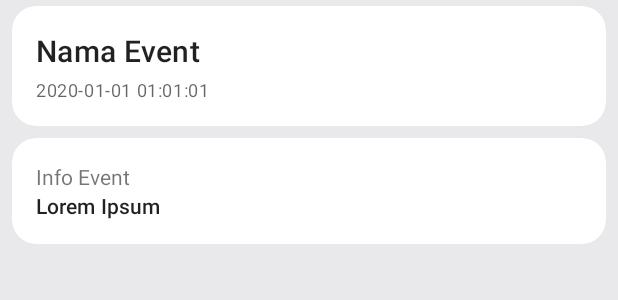
After one commit to arifmh18/EventManagement, an Android app: the layout activity_detail_event.xml on its own in the app's theme, with its tools: preview values and no code run, on a phone screen of 412 x 824 dp. The commit adds this screen. Shown: the top 300 px of the screen. Run offline under Robolectric (Android 15) with nearby library versions, the phone set to English and light mode, and no system bars.

Commit message:
[+]detail event

```diff
--- a/app/src/main/AndroidManifest.xml
+++ b/app/src/main/AndroidManifest.xml
@@ -9,7 +9,8 @@
         android:roundIcon="@mipmap/ic_launcher_round"
         android:supportsRtl="true"
         android:theme="@style/AppTheme">
-        <activity android:name=".AddEventActivity"></activity>
+        <activity android:name=".DetailEventActivity"></activity>
+        <activity android:name=".AddEventActivity" />
         <activity
             android:name=".LoginActivity"
             android:theme="@style/Theme.AppCompat.Light.NoActionBar.FullScreen" />
@@ -24,7 +25,7 @@
         </activity>
         <activity
             android:name=".MainActivity"
-            android:theme="@style/AppTheme"></activity>
+            android:theme="@style/AppTheme" />
     </application>
 
 </manifest>
--- a/app/src/main/res/layout/activity_add_event.xml
+++ b/app/src/main/res/layout/activity_add_event.xml
@@ -20,6 +20,7 @@
             android:layout_width="match_parent"
             android:layout_height="wrap_content"
             android:hint="Nama Event"
+            android:inputType="textCapWords"
             android:maxLines="1"/>
 
     </com.google.android.material.textfield.TextInputLayout>
--- /dev/null
+++ b/app/src/main/res/layout/activity_detail_event.xml
@@ -0,0 +1,75 @@
+<?xml version="1.0" encoding="utf-8"?>
+<LinearLayout xmlns:android="http://schemas.android.com/apk/res/android"
+    xmlns:app="http://schemas.android.com/apk/res-auto"
+    xmlns:tools="http://schemas.android.com/tools"
+    android:layout_width="match_parent"
+    android:layout_height="match_parent"
+    tools:context=".DetailEventActivity"
+    android:background="@color/colorGrey"
+    android:orientation="vertical">
+
+    <androidx.cardview.widget.CardView
+        android:layout_width="match_parent"
+        android:layout_height="wrap_content"
+        android:layout_marginHorizontal="8dp"
+        android:layout_marginVertical="4dp"
+        app:cardCornerRadius="16dp"
+        app:cardElevation="0dp">
+
+        <LinearLayout
+            android:layout_width="match_parent"
+            android:layout_height="wrap_content"
+            android:orientation="vertical"
+            android:padding="16dp">
+
+            <TextView
+                android:id="@+id/tvNameDetailEvent"
+                android:layout_width="match_parent"
+                android:layout_height="wrap_content"
+                android:text="Nama Event"
+                android:textAppearance="@style/TextAppearance.MaterialComponents.Headline6"/>
+
+            <TextView
+                android:id="@+id/tvDateDetailEvent"
+                android:layout_width="wrap_content"
+                android:layout_height="wrap_content"
+                android:text="2020-01-01 01:01:01"
+                android:textAppearance="@style/TextAppearance.MaterialComponents.Caption"
+                android:layout_marginTop="4dp"/>
+
+        </LinearLayout>
+
+    </androidx.cardview.widget.CardView>
+
+
+    <androidx.cardview.widget.CardView
+        android:layout_width="match_parent"
+        android:layout_height="wrap_content"
+        android:layout_marginHorizontal="8dp"
+        android:layout_marginVertical="4dp"
+        app:cardCornerRadius="16dp"
+        app:cardElevation="0dp">
+
+        <LinearLayout
+            android:layout_width="match_parent"
+            android:layout_height="wrap_content"
+            android:orientation="vertical"
+            android:padding="16dp">
+
+            <TextView
+                android:layout_width="wrap_content"
+                android:layout_height="wrap_content"
+                android:text="Info Event"/>
+
+            <TextView
+                android:id="@+id/tvInfoDetailEvent"
+                android:layout_width="wrap_content"
+                android:layout_height="wrap_content"
+                android:text="Lorem Ipsum"
+                android:textAppearance="@style/TextAppearance.MaterialComponents.Subtitle2"/>
+
+        </LinearLayout>
+
+    </androidx.cardview.widget.CardView>
+
+</LinearLayout>
```
Also changed, not shown: app/src/main/java/com/ardat/eventmanagement/DetailEventActivity.kt (added, +51 -0 lines), app/src/main/java/com/ardat/eventmanagement/adapter/EventAdapter.kt (+9 -0 lines).
